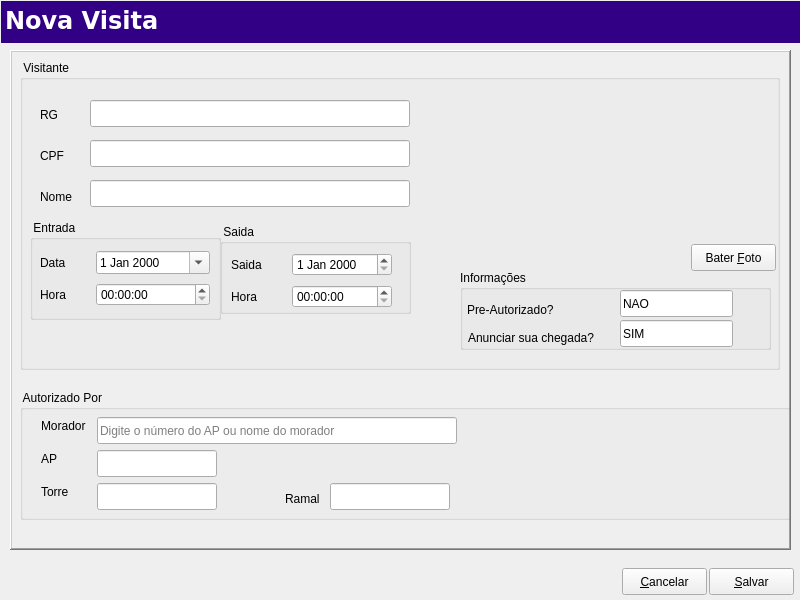
This is Projects/Blink/Plugins/visit/editvisit.ui in MarcoBueno1/qrad as Qt 5 draws it before an edit. The edited form follows.
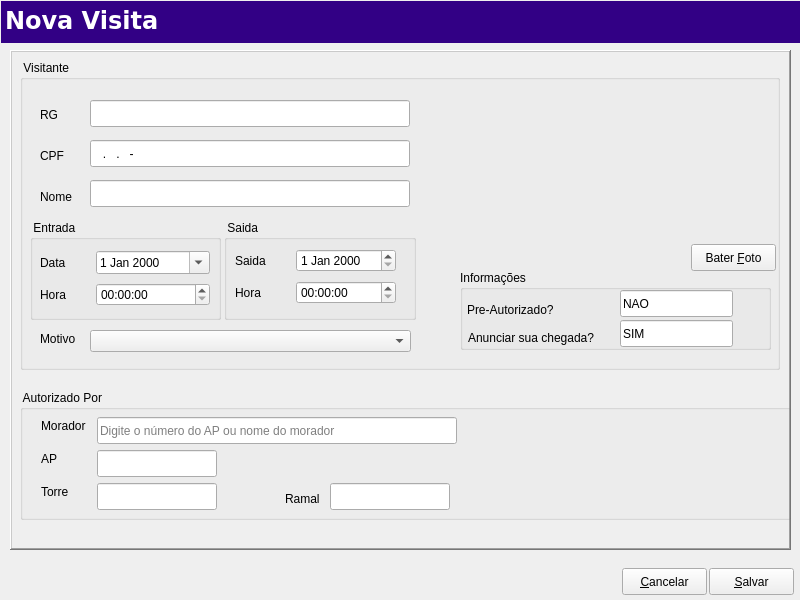
This is the edited form. Icons and pictures are not drawn. Custom widgets are drawn as their Qt base class.

What changed in the file:
```diff
--- a/Projects/Blink/Plugins/visit/editvisit.ui
+++ b/Projects/Blink/Plugins/visit/editvisit.ui
@@ -175,10 +175,10 @@
     <widget class="QGroupBox" name="groupBox_3">
      <property name="geometry">
       <rect>
-       <x>200</x>
-       <y>164</y>
-       <width>191</width>
-       <height>90</height>
+       <x>204</x>
+       <y>160</y>
+       <width>192</width>
+       <height>100</height>
       </rect>
      </property>
      <property name="title">
@@ -262,6 +262,9 @@
        <height>27</height>
       </rect>
      </property>
+     <property name="inputMask">
+      <string>999.999.999-99</string>
+     </property>
     </widget>
     <widget class="QRadLineEditEnter" name="lineEditVisitante">
      <property name="geometry">
@@ -366,6 +369,29 @@
       </property>
      </widget>
     </widget>
+    <widget class="SComboBox" name="comboBoxReason">
+     <property name="geometry">
+      <rect>
+       <x>70</x>
+       <y>270</y>
+       <width>321</width>
+       <height>22</height>
+      </rect>
+     </property>
+    </widget>
+    <widget class="QLabel" name="label_10">
+     <property name="geometry">
+      <rect>
+       <x>20</x>
+       <y>270</y>
+       <width>40</width>
+       <height>17</height>
+      </rect>
+     </property>
+     <property name="text">
+      <string>Motivo</string>
+     </property>
+    </widget>
    </widget>
    <widget class="QGroupBox" name="groupBox_4">
     <property name="geometry">
@@ -783,6 +809,11 @@
    <extends>QLineEdit</extends>
    <header location="global">qradlineeditenter.h</header>
   </customwidget>
+  <customwidget>
+   <class>SComboBox</class>
+   <extends>QComboBox</extends>
+   <header location="global">scombobox.h</header>
+  </customwidget>
  </customwidgets>
  <tabstops>
   <tabstop>lineEditRG</tabstop>
```
Left out of the diff: 17 changed lines with no effect on the pictures.
